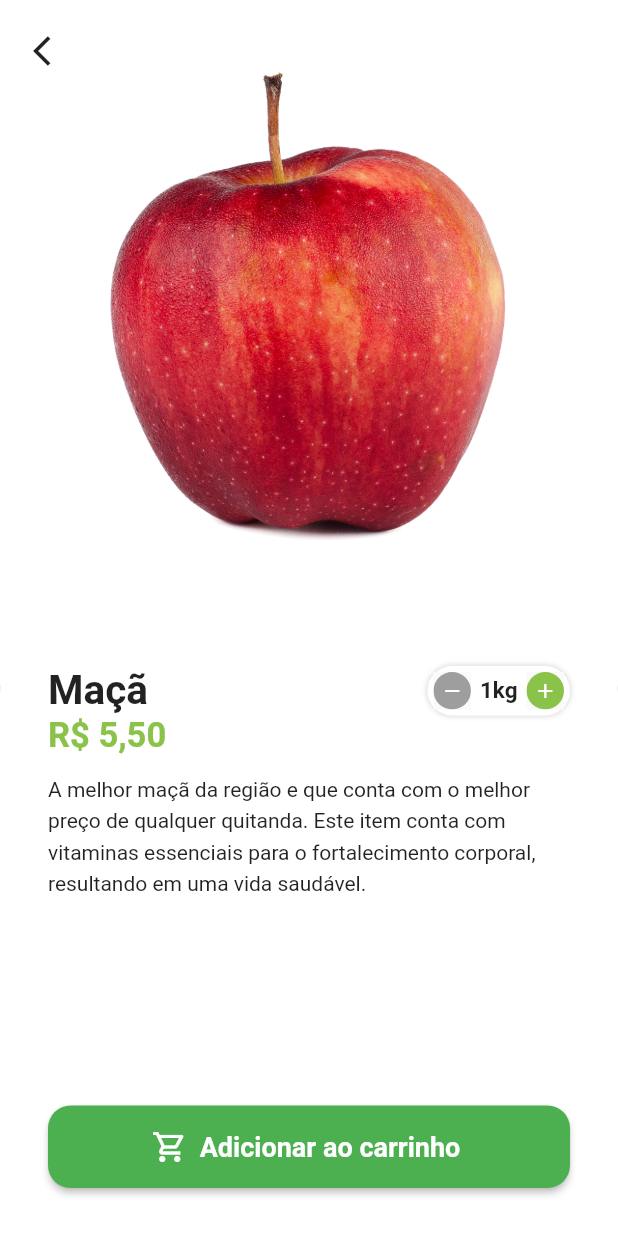
After one commit to jeziel-jr/green-grocer, a Flutter app: the HomeTab screen opened directly, after a tap on "Maçã", on a phone screen of 412 x 824 dp. The commit adds this screen. Run offline on Flutter 3.47's test engine with Material 2 defaults, Android fonts, the phone set to English and light mode, and no system bars; our stand-ins replace animated_text_kit, badges, mask_text_input_formatter.

Commit message:
quantity widget

```diff
--- a/lib/src/config/app_data.dart
+++ b/lib/src/config/app_data.dart
@@ -68,5 +68,5 @@ List<String> categories = [
   'Grãos',
   'Verduras',
   'Temperos',
-  'Cerais',
+  'Cereais',
 ];
--- /dev/null
+++ b/lib/src/pages/common_widgets/quantity_widget.dart
@@ -0,0 +1,103 @@
+import 'package:flutter/material.dart';
+import 'package:greengrocer/src/config/custom_colors.dart';
+
+class QuantityWidget extends StatelessWidget {
+  final int value;
+  final String suffixText;
+  final Function(int quantity) result;
+
+  const QuantityWidget({
+    super.key,
+    required this.suffixText,
+    required this.value,
+    required this.result,
+  });
+
+  @override
+  Widget build(BuildContext context) {
+    return Container(
+      padding: const EdgeInsets.all(4),
+      decoration: BoxDecoration(
+        color: Colors.white,
+        borderRadius: BorderRadius.circular(50),
+        boxShadow: [
+          BoxShadow(
+            color: Colors.grey.shade300,
+            spreadRadius: 1,
+            blurRadius: 2,
+          )
+        ],
+      ),
+      child: Row(
+        children: [
+          _QuantityButton(
+            color: Colors.grey,
+            icon: Icons.remove,
+            onPressed: () {
+              if (value == 1) return;
+
+              int resultCount = value - 1;
+
+              result(resultCount);
+            },
+          ),
+          Padding(
+            padding: const EdgeInsets.symmetric(horizontal: 6),
+            child: Text(
+              '$value$suffixText',
+              style: const TextStyle(
+                fontSize: 15,
+                fontWeight: FontWeight.bold,
+              ),
+            ),
+          ),
+          _QuantityButton(
+            color: CustomColors.customSwatchColor,
+            icon: Icons.add,
+            onPressed: () {
+              int resultCount = value + 1;
+
+              result(resultCount);
+            },
+          ),
+        ],
+      ),
+    );
+  }
+}
+
+class _QuantityButton extends StatelessWidget {
+  const _QuantityButton({
+    Key? key,
+    required this.color,
+    required this.icon,
+    required this.onPressed,
+  }) : super(key: key);
+
+  final Color color;
+  final IconData icon;
+  final VoidCallback onPressed;
+
+  @override
+  Widget build(BuildContext context) {
+    return Material(
+      child: InkWell(
+        borderRadius: BorderRadius.circular(50),
+        onTap: onPressed,
+        child: Ink(
+          height: 25,
+          width: 25,
+          decoration: BoxDecoration(
+            color: color,
+            shape: BoxShape.circle,
+          ),
+          child: Icon(
+            icon,
+            color: Colors.white,
+            size: 16,
+          ),
+        ),
+      ),
+    );
+  }
+}
--- a/lib/src/pages/home/components/item_tile.dart
+++ b/lib/src/pages/home/components/item_tile.dart
@@ -1,6 +1,7 @@
 import 'package:flutter/material.dart';
 import 'package:greengrocer/src/config/custom_colors.dart';
 import 'package:greengrocer/src/models/item_model.dart';
+import 'package:greengrocer/src/pages/product/product_screen.dart';
 import 'package:greengrocer/src/services/utils_services.dart';
 
 class ItemTile extends StatelessWidget {
@@ -13,7 +14,18 @@ class ItemTile extends StatelessWidget {
   Widget build(BuildContext context) {
     return Stack(
       children: [
-        Card(
+        // Conteúdo
+        GestureDetector(
+          onTap: () {
+            Navigator.of(context).push(
+              MaterialPageRoute(builder: (c) {
+                return ProductScreen(
+                  item: item,
+                );
+              }),
+            );
+          },
+          child: Card(
             elevation: 1,
             shadowColor: Colors.grey.shade300,
             shape: RoundedRectangleBorder(
@@ -25,7 +37,13 @@ class ItemTile extends StatelessWidget {
                 crossAxisAlignment: CrossAxisAlignment.stretch,
                 children: [
                   // imagem
-                Expanded(child: Image.asset(item.imgUrl)),
+                  Expanded(
+                    child: Hero(
+                      tag: item.imgUrl,
+                      child: Image.asset(item.imgUrl),
+                    ),
+                  ),
+
                   // nome
                   Text(
                     item.itemName,
@@ -60,6 +78,7 @@ class ItemTile extends StatelessWidget {
               ),
             ),
           ),
+        ),
         Positioned(
             top: 4,
             right: 4,
--- /dev/null
+++ b/lib/src/pages/product/product_screen.dart
@@ -0,0 +1,151 @@
+import 'package:flutter/material.dart';
+import 'package:greengrocer/src/config/custom_colors.dart';
+import 'package:greengrocer/src/models/item_model.dart';
+import 'package:greengrocer/src/pages/common_widgets/quantity_widget.dart';
+import 'package:greengrocer/src/services/utils_services.dart';
+
+class ProductScreen extends StatefulWidget {
+  const ProductScreen({super.key, required this.item});
+
+  final ItemModel item;
+
+  @override
+  State<ProductScreen> createState() => _ProductScreenState();
+}
+
+class _ProductScreenState extends State<ProductScreen> {
+  final UtilsServices utilsServices = UtilsServices();
+
+  int cartItemQuantity = 1;
+
+  @override
+  Widget build(BuildContext context) {
+    return Scaffold(
+      backgroundColor: Colors.white.withAlpha(230),
+      body: Stack(
+        children: [
+          // Conteúdo
+          Column(
+            children: [
+              Expanded(
+                child: Hero(
+                  tag: widget.item.imgUrl,
+                  child: Image.asset(widget.item.imgUrl),
+                ),
+              ),
+              Expanded(
+                child: Container(
+                  padding: const EdgeInsets.all(32),
+                  decoration: BoxDecoration(
+                    color: Colors.white,
+                    borderRadius: const BorderRadius.vertical(
+                      top: Radius.circular(50),
+                    ),
+                    boxShadow: [
+                      BoxShadow(
+                        color: Colors.grey.shade600,
+                        offset: const Offset(0, 2),
+                      ),
+                    ],
+                  ),
+                  child: Column(
+                    crossAxisAlignment: CrossAxisAlignment.stretch,
+                    children: [
+                      // Nome - Quantidade
+                      Row(
+                        children: [
+                          Expanded(
+                            child: Text(
+                              widget.item.itemName,
+                              maxLines: 2,
+                              overflow: TextOverflow.ellipsis,
+                              style: const TextStyle(
+                                fontSize: 27,
+                                fontWeight: FontWeight.bold,
+                              ),
+                            ),
+                          ),
+                          QuantityWidget(
+                            value: cartItemQuantity,
+                            suffixText: widget.item.unit,
+                            result: (quantity) {
+                              setState(() {
+                                cartItemQuantity = quantity;
+                              });
+                            },
+                          ),
+                        ],
+                      ),
+
+                      // Preço
+                      Text(
+                        utilsServices.priceToCurrency(widget.item.price),
+                        style: TextStyle(
+                          fontSize: 23,
+                          fontWeight: FontWeight.bold,
+                          color: CustomColors.customSwatchColor,
+                        ),
+                      ),
+
+                      // Descrição
+                      Expanded(
+                        child: Padding(
+                          padding: const EdgeInsets.symmetric(vertical: 10),
+                          child: SingleChildScrollView(
+                            child: Text(
+                              widget.item.description,
+                              style: const TextStyle(
+                                height: 1.5,
+                              ),
+                            ),
+                          ),
+                        ),
+                      ),
+
+                      // Botão de adicionar ao carrinho
+                      SizedBox(
+                        height: 55,
+                        child: ElevatedButton.icon(
+                          style: ElevatedButton.styleFrom(
+                            shape: RoundedRectangleBorder(
+                              borderRadius: BorderRadius.circular(15),
+                            ),
+                          ),
+                          onPressed: (() {}),
+                          label: const Text(
+                            'Adicionar ao carrinho',
+                            style: TextStyle(
+                              fontSize: 18,
+                              fontWeight: FontWeight.bold,
+                            ),
+                          ),
+                          icon: const Icon(
+                            Icons.shopping_cart_outlined,
+                            color: Colors.white,
+                          ),
+                        ),
+                      )
+                    ],
+                  ),
+                ),
+              )
+            ],
+          ),
+
+          Positioned(
+            left: 10,
+            top: 10,
+            child: SafeArea(
+              child: IconButton(
+                onPressed: () => Navigator.of(context).pop(),
+                icon: const Icon(
+                  Icons.arrow_back_ios,
+                ),
+              ),
+            ),
+          )
+        ],
+      ),
+    );
+  }
+}
--- a/pubspec.yaml
+++ b/pubspec.yaml
@@ -20,7 +20,7 @@ publish_to: 'none' # Remove this line if you wish to publish to pub.dev
 version: 1.0.0+1
 
 environment:
-  sdk: '>=2.19.0-255.2.beta <3.0.0'
+  sdk: '>=2.18.4 <3.0.0'
 
 # Dependencies specify other packages that your package needs in order to work.
 # To automatically upgrade your package dependencies to the latest versions
```
Also changed, not shown: pubspec.lock. Lines whose indentation alone changed are shown as unchanged.
